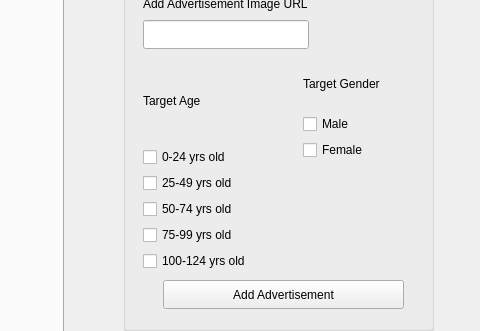
Qt form Ad/mainwindow.ui (jamesc2000/INTcognito-Advertising) before a commit; both pictures show x 717 to 1197 and y 140 to 471 of the 1197 by 661 pixel window.
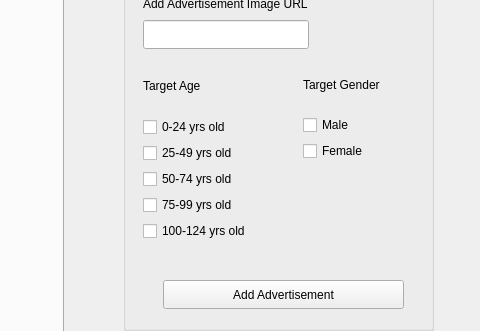
The same form after that commit. The open tabs and pages were chosen to show the change.

Commit message: update charts in tabwidget

```diff
--- a/Ad/mainwindow.ui
+++ b/Ad/mainwindow.ui
@@ -68,7 +68,7 @@
        <x>180</x>
        <y>170</y>
        <width>112</width>
-       <height>100</height>
+       <height>101</height>
       </rect>
      </property>
      <layout class="QVBoxLayout" name="verticalLayout_2">
@@ -101,7 +101,7 @@
        <x>20</x>
        <y>170</y>
        <width>154</width>
-       <height>211</height>
+       <height>181</height>
       </rect>
      </property>
      <layout class="QVBoxLayout" name="verticalLayout">
@@ -253,7 +253,7 @@
         <x>10</x>
         <y>40</y>
         <width>701</width>
-        <height>451</height>
+        <height>491</height>
        </rect>
       </property>
       <layout class="QHBoxLayout" name="horizontalLayout_2"/>
```
The commit also changes 2 other files.
